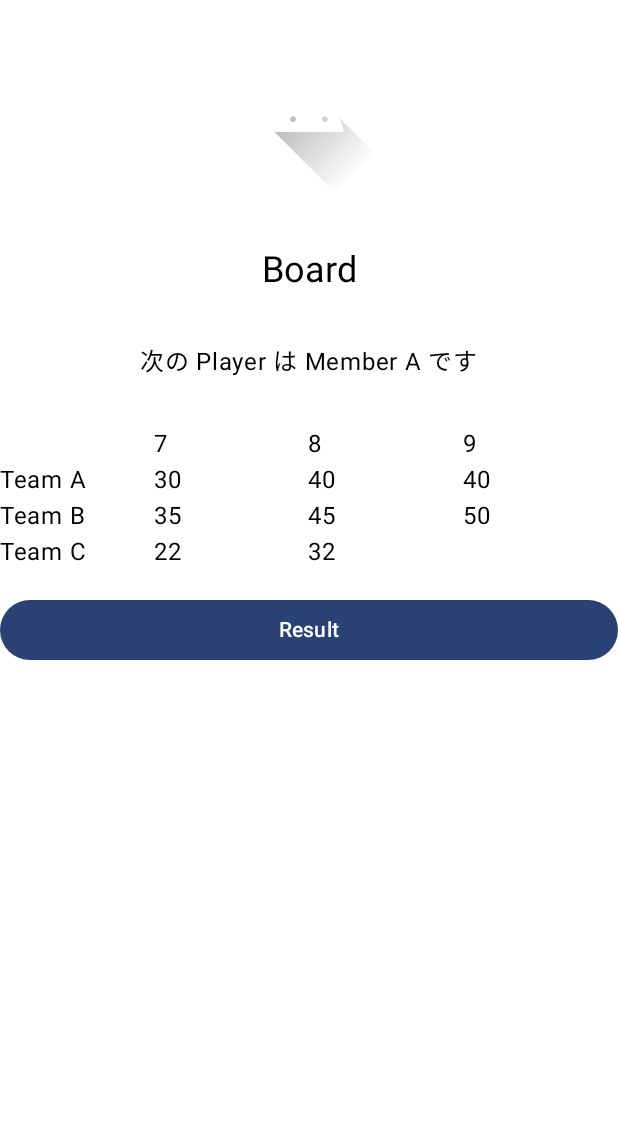
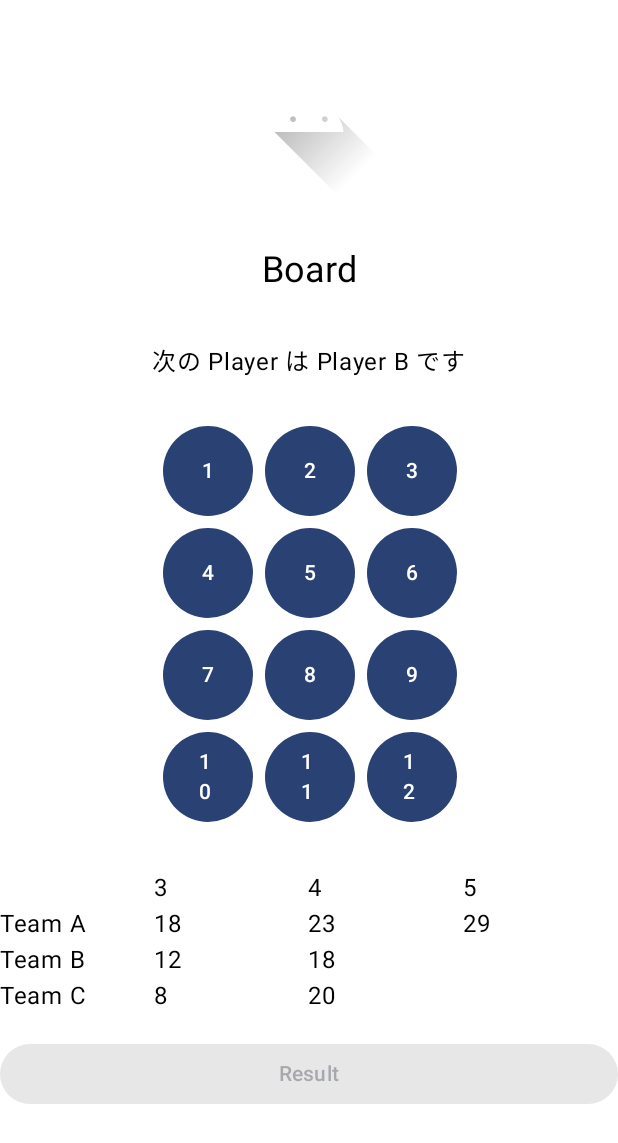
Before and after one commit to thonda28/molkky-score-board, an Android app built with Jetpack Compose: the @Preview function BoardPreview, on a phone screen of 412 x 824 dp. Shown: the top 1143 px of the screen. Run offline under Robolectric (Android 15) with nearby library versions, the phone set to English and light mode, and no system bars.

Commit message:
Add game state management and score input functionality to BoardScreen

```diff
--- a/app/src/main/java/com/example/molkkyscoreboard/data/GameUiState.kt
+++ b/app/src/main/java/com/example/molkkyscoreboard/data/GameUiState.kt
@@ -1,17 +1,24 @@
 package com.example.molkkyscoreboard.data
 
+import java.util.UUID
+
+
 data class Member(
+    val id: String = UUID.randomUUID().toString(),
     val name: String,
 )
 
 data class Team(
+    val id: String = UUID.randomUUID().toString(),
     val name: String,
     val members: List<Member>,
+    val nextPlayerIndex: Int = 0,
+    val scores: List<Int> = emptyList<Int>(),
 )
 
 data class GameUiState(
     val teams: List<Team> = emptyList(),
-    val attempt: Int = 0,
-    val scores: List<Int> = emptyList(),
-    val winner: Team = Team(name = "", members = emptyList())
+    val attempt: Int = 1,
+    val nextTeamIndex: Int = 0,
+    val winner: Team? = null,
 )
--- a/app/src/main/java/com/example/molkkyscoreboard/ui/BoardScreen.kt
+++ b/app/src/main/java/com/example/molkkyscoreboard/ui/BoardScreen.kt
@@ -22,10 +22,18 @@ import androidx.compose.ui.res.stringResource
 import androidx.compose.ui.tooling.preview.Preview
 import androidx.compose.ui.unit.dp
 import com.example.molkkyscoreboard.R
+import com.example.molkkyscoreboard.data.GameUiState
+import com.example.molkkyscoreboard.data.Member
+import com.example.molkkyscoreboard.data.Team
+import com.example.molkkyscoreboard.ui.components.NumberInputButtons
 import com.example.molkkyscoreboard.ui.theme.MolkkyScoreBoardTheme
+
+const val TABLE_COLUMN_COUNT = 3
 
 @Composable
 fun BoardScreen(
+    uiState: GameUiState,
+    addScoreEntered: (String, Int) -> Unit,
     onNextButtonClicked: (Int) -> Unit,
     modifier: Modifier = Modifier,
 ) {
@@ -33,6 +41,9 @@ fun BoardScreen(
         modifier = modifier,
         verticalArrangement = Arrangement.SpaceBetween,
     ) {
+        val currentTeam = uiState.teams[uiState.nextTeamIndex]
+        val currentMember = currentTeam.members[currentTeam.nextPlayerIndex]
+
         Column(
             modifier = Modifier.fillMaxWidth(),
             horizontalAlignment = Alignment.CenterHorizontally,
@@ -51,12 +62,19 @@ fun BoardScreen(
             )
             Spacer(modifier = Modifier.height(dimensionResource(R.dimen.padding_medium)))
             Text(
-                "次の Player は Member A です",
+                "次の Player は ${currentMember.name} です",
                 style = MaterialTheme.typography.bodyLarge,
             )
             Spacer(modifier = Modifier.height(dimensionResource(R.dimen.padding_medium)))
+            // 得点を入力する
+            NumberInputButtons(
+                currentTeam,
+                onNumberClick = addScoreEntered,
+                modifier = Modifier.widthIn(min = 250.dp)
+            )
+            Spacer(modifier = Modifier.height(dimensionResource(R.dimen.padding_medium)))
             // スコアボードの表を表示
-            ScoreBoard()
+            ScoreBoard(uiState)
             Spacer(modifier = Modifier.height(dimensionResource(R.dimen.padding_small)))
         }
         Column(
@@ -65,6 +83,7 @@ fun BoardScreen(
             verticalArrangement = Arrangement.spacedBy(dimensionResource(id = R.dimen.padding_medium)),
         ) {
             ResultButton(
+                winner = uiState.winner,
                 labelResourceId = R.string.result,
                 onClick = { onNextButtonClicked(0) },
                 modifier = Modifier.fillMaxWidth(),
@@ -74,45 +93,57 @@ fun BoardScreen(
 }
 
 @Composable
-fun ScoreBoard() {
+fun ScoreBoard(uiState: GameUiState) {
     Column {
         // ヘッダ行
+        val currentAttempt = uiState.attempt
         Row {
             Text(" ", modifier = Modifier.weight(1f))
-            Text("7", modifier = Modifier.weight(1f))
-            Text("8", modifier = Modifier.weight(1f))
-            Text("9", modifier = Modifier.weight(1f))
+            if (currentAttempt < TABLE_COLUMN_COUNT) {
+                for (i in 1..TABLE_COLUMN_COUNT) {
+                    Text("$i", modifier = Modifier.weight(1f))
+                }
+            } else {
+                for (i in 1..TABLE_COLUMN_COUNT) {
+                    Text(
+                        "${currentAttempt - TABLE_COLUMN_COUNT + i}",
+                        modifier = Modifier.weight(1f)
+                    )
+                }
+            }
         }
         // 各チームの行
-        Row {
-            Text("Team A", modifier = Modifier.weight(1f))
-            Text("30", modifier = Modifier.weight(1f))
-            Text("40", modifier = Modifier.weight(1f))
-            Text("40", modifier = Modifier.weight(1f))
-        }
-        Row {
-            Text("Team B", modifier = Modifier.weight(1f))
-            Text("35", modifier = Modifier.weight(1f))
-            Text("45", modifier = Modifier.weight(1f))
-            Text("50", modifier = Modifier.weight(1f))
-        }
-        Row {
-            Text("Team C", modifier = Modifier.weight(1f))
-            Text("22", modifier = Modifier.weight(1f))
-            Text("32", modifier = Modifier.weight(1f))
-            Text("", modifier = Modifier.weight(1f))
+        uiState.teams.forEach { team ->
+            Row {
+                Text(team.name, modifier = Modifier.weight(1f))
+                var rangeStart = 0
+                var rangeEnd = TABLE_COLUMN_COUNT
+                if (currentAttempt > TABLE_COLUMN_COUNT) {
+                    rangeStart = currentAttempt - TABLE_COLUMN_COUNT
+                    rangeEnd = currentAttempt
+                }
+                // スコアが少ない場合は、空白を表示する
+                for (i in rangeStart until rangeEnd) {
+                    Text(
+                        if (team.scores.size > i) team.scores[i].toString() else "",
+                        modifier = Modifier.weight(1f)
+                    )
+                }
+            }
         }
     }
 }
 
 @Composable
 fun ResultButton(
+    winner: Team?,
     @StringRes labelResourceId: Int,
     onClick: () -> Unit,
     modifier: Modifier = Modifier,
 ) {
     Button(
         onClick = onClick,
+        enabled = winner != null,
         modifier = modifier.widthIn(min = 250.dp),
     ) {
         Text(stringResource(labelResourceId))
@@ -124,6 +155,28 @@ fun ResultButton(
 fun BoardPreview() {
     MolkkyScoreBoardTheme {
         BoardScreen(
+            uiState = GameUiState(
+                teams = listOf(
+                    Team(
+                        name = "Team A",
+                        members = listOf(Member(name = "Player A")),
+                        scores = listOf(5, 10, 18, 23, 29),
+                    ),
+                    Team(
+                        name = "Team B",
+                        members = listOf(Member(name = "Player B")),
+                        scores = listOf(6, 10, 12, 18),
+                    ),
+                    Team(
+                        name = "Team C",
+                        members = listOf(Member(name = "Player C")),
+                        scores = listOf(7, 8, 8, 20),
+                    ),
+                ),
+                attempt = 5,
+                nextTeamIndex = 1,
+            ),
+            addScoreEntered = { _, _ -> },
             onNextButtonClicked = {},
             modifier = Modifier.fillMaxWidth(),
         )
--- /dev/null
+++ b/app/src/main/java/com/example/molkkyscoreboard/ui/components/NumberInputButtons.kt
@@ -0,0 +1,58 @@
+package com.example.molkkyscoreboard.ui.components
+
+import androidx.compose.foundation.layout.Arrangement
+import androidx.compose.foundation.layout.Column
+import androidx.compose.foundation.layout.Row
+import androidx.compose.foundation.layout.height
+import androidx.compose.foundation.layout.width
+import androidx.compose.material3.Button
+import androidx.compose.material3.Text
+import androidx.compose.runtime.Composable
+import androidx.compose.ui.Alignment
+import androidx.compose.ui.Modifier
+import androidx.compose.ui.tooling.preview.Preview
+import androidx.compose.ui.unit.dp
+import com.example.molkkyscoreboard.data.Member
+import com.example.molkkyscoreboard.data.Team
+
+@Composable
+fun NumberInputButtons(
+    team: Team,
+    onNumberClick: (String, Int) -> Unit,
+    modifier: Modifier = Modifier
+) {
+    Column(
+        modifier = modifier,
+        verticalArrangement = Arrangement.spacedBy(8.dp),
+        horizontalAlignment = Alignment.CenterHorizontally
+    ) {
+        for (i in 0..3) {
+            Row(
+                horizontalArrangement = Arrangement.spacedBy(8.dp)
+            ) {
+                for (j in 1..3) {
+                    val number = i * 3 + j
+                    if (number <= 12) {
+                        Button(
+                            onClick = { onNumberClick(team.id, number) },
+                            modifier = Modifier
+                                .width(60.dp)
+                                .height(60.dp)
+                        ) {
+                            Text(text = number.toString())
+                        }
+                    }
+                }
+            }
+        }
+    }
+}
+
+@Preview
+@Composable
+fun NumberInputButtonsPreview() {
+    NumberInputButtons(
+        team = Team(name = "Team A", members = listOf(Member(name = "Member A"))),
+        onNumberClick = { team, number -> println("Number clicked: $number") }
+    )
+}
```
Also changed, not shown: app/src/main/java/com/example/molkkyscoreboard/ScoreBoardScreen.kt (+9 -2 lines), app/src/main/java/com/example/molkkyscoreboard/ui/GameViewModel.kt (+56 -8 lines), app/src/main/java/com/example/molkkyscoreboard/ui/MemberScreen.kt (+26 -6 lines), app/src/main/java/com/example/molkkyscoreboard/ui/ResultScreen.kt (+9 -7 lines), app/src/main/java/com/example/molkkyscoreboard/ui/TeamScreen.kt (+23 -3 lines).
